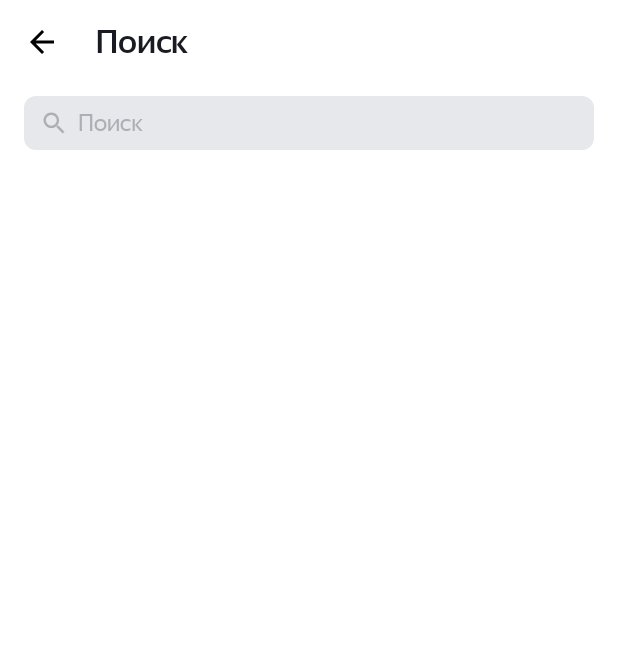
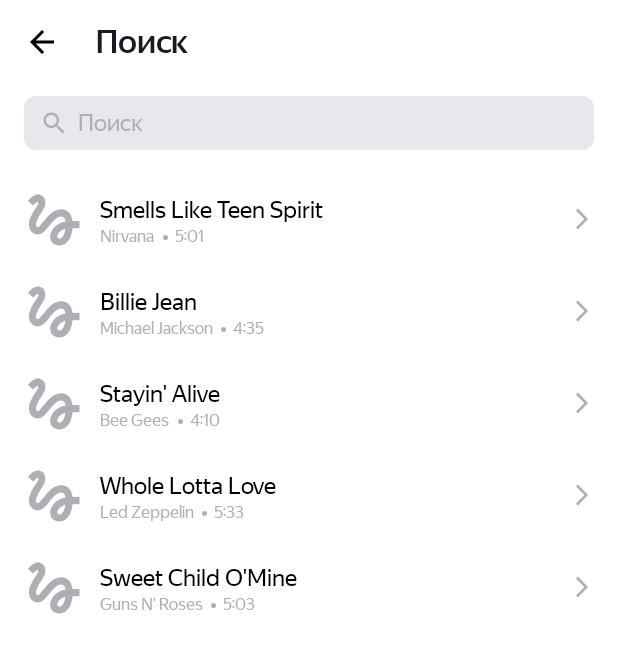
Before and after one commit to leunamme4/Playlist-Maker, an Android app: the SearchActivity screen opened directly, with no data from a screen before it, on a phone screen of 412 x 824 dp. Shown: the top 653 px of the screen. Run offline under Robolectric (Android 15) with nearby library versions, the phone set to English and light mode, and no system bars.

Commit message:
10 спринт: домашнее задание

```diff
--- a/app/build.gradle.kts
+++ b/app/build.gradle.kts
@@ -44,4 +44,6 @@ dependencies {
     testImplementation("junit:junit:4.13.2")
     androidTestImplementation("androidx.test.ext:junit:1.2.1")
     androidTestImplementation("androidx.test.espresso:espresso-core:3.6.1")
+    implementation ("com.github.bumptech.glide:glide:4.14.2")
+    annotationProcessor("com.github.bumptech.glide:compiler:4.14.2")
 }
--- a/app/src/main/AndroidManifest.xml
+++ b/app/src/main/AndroidManifest.xml
@@ -1,6 +1,7 @@
 <?xml version="1.0" encoding="utf-8"?>
 <manifest xmlns:android="http://schemas.android.com/apk/res/android"
     xmlns:tools="http://schemas.android.com/tools">
+    <uses-permission android:name="android.permission.INTERNET"/>
 
     <application
         android:allowBackup="true"
--- a/app/src/main/java/com/example/playlistmaker/SearchActivity.kt
+++ b/app/src/main/java/com/example/playlistmaker/SearchActivity.kt
@@ -2,6 +2,7 @@ package com.example.playlistmaker
 
 import android.content.Context
 import android.content.Intent
+import android.net.Uri
 import androidx.appcompat.app.AppCompatActivity
 import android.os.Bundle
 import android.text.Editable
@@ -10,38 +11,47 @@ import android.view.View
 import android.view.inputmethod.InputMethodManager
 import android.widget.EditText
 import android.widget.ImageButton
+import androidx.recyclerview.widget.LinearLayoutManager
+import androidx.recyclerview.widget.RecyclerView
 
 class SearchActivity : AppCompatActivity() {
+    var editTextValue = TEXT_DEFAULT
     override fun onCreate(savedInstanceState: Bundle?) {
         super.onCreate(savedInstanceState)
         setContentView(R.layout.activity_search)
 
         val searchEditText = findViewById<EditText>(R.id.search_edit)
         val clearButton = findViewById<ImageButton>(R.id.clear_button)
+        val backButton = findViewById<ImageButton>(R.id.back_button)
+        val tracksRecyclerView = findViewById<RecyclerView>(R.id.recycler_tracks)
+        val trackList = ArrayList<Track>()
+        trackList.add(Track(getString(R.string.mock_name1), getString(R.string.mock_artist1), getString(R.string.mock_time1), getString(R.string.mock_url1)))
+        trackList.add(Track(getString(R.string.mock_name2), getString(R.string.mock_artist2), getString(R.string.mock_time2), getString(R.string.mock_url2)))
+        trackList.add(Track(getString(R.string.mock_name3), getString(R.string.mock_artist3), getString(R.string.mock_time3), getString(R.string.mock_url3)))
+        trackList.add(Track(getString(R.string.mock_name4), getString(R.string.mock_artist4), getString(R.string.mock_time4), getString(R.string.mock_url4)))
+        trackList.add(Track(getString(R.string.mock_name5), getString(R.string.mock_artist5), getString(R.string.mock_time5), getString(R.string.mock_url5)))
+
+        tracksRecyclerView.layoutManager = LinearLayoutManager(this)
+        val trackListAdapter = TracksAdapter(trackList)
+
+        tracksRecyclerView.adapter = trackListAdapter
 
         if (savedInstanceState != null) {
             searchEditText.setText(editTextValue)
         }
 
         //backButton
-        val backButton = findViewById<ImageButton>(R.id.back_button)
         val backClickListener: View.OnClickListener = View.OnClickListener {
-            val navigationIntent = Intent(this@SearchActivity, MainActivity::class.java)
-            startActivity(navigationIntent)
+            this.finish()
         }
         backButton.setOnClickListener(backClickListener)
 
         //clear
         clearButton.setOnClickListener {
             searchEditText.setText("")
-            //searchEditText.clearFocus()
-            val inputMethodManager = getSystemService(Context.INPUT_METHOD_SERVICE) as? InputMethodManager
+            val inputMethodManager =
+                getSystemService(Context.INPUT_METHOD_SERVICE) as? InputMethodManager
             inputMethodManager?.hideSoftInputFromWindow(searchEditText.windowToken, 0)
-        }
-
-        //searchEditText click
-        searchEditText.setOnClickListener {
-            searchEditText.requestFocus()
         }
 
         val searchTextWatcher = object : TextWatcher {
@@ -55,10 +65,7 @@ class SearchActivity : AppCompatActivity() {
             override fun afterTextChanged(s: Editable?) {}
 
         }
-
         searchEditText.addTextChangedListener(searchTextWatcher)
-
-
     }
 
     private fun clearButtonVisibility(s: CharSequence?): Int {
@@ -69,12 +76,6 @@ class SearchActivity : AppCompatActivity() {
         }
     }
 
-    var editTextValue = TEXT_DEFAULT
-
-    companion object {
-        val SEARCH_TEXT = "SEARCH_TEXT"
-        val TEXT_DEFAULT = ""
-    }
     override fun onSaveInstanceState(outState: Bundle) {
         super.onSaveInstanceState(outState)
         outState.putString(SEARCH_TEXT, editTextValue)
@@ -85,4 +86,9 @@ class SearchActivity : AppCompatActivity() {
         editTextValue = savedInstanceState.getString(SEARCH_TEXT, TEXT_DEFAULT)
     }
 
+    companion object {
+        val SEARCH_TEXT = "SEARCH_TEXT"
+        val TEXT_DEFAULT = ""
+    }
+
 }
--- a/app/src/main/java/com/example/playlistmaker/SettingsActivity.kt
+++ b/app/src/main/java/com/example/playlistmaker/SettingsActivity.kt
@@ -19,8 +19,9 @@ class SettingsActivity : AppCompatActivity() {
         //backButton
         val backButton = findViewById<ImageButton>(R.id.back_button)
         val backClickListener: View.OnClickListener = View.OnClickListener {
-            val navigationIntent = Intent(this@SettingsActivity, MainActivity::class.java)
-            startActivity(navigationIntent)
+//            val navigationIntent = Intent(this@SettingsActivity, MainActivity::class.java)
+//            startActivity(navigationIntent)
+            this.finish()
         }
         backButton.setOnClickListener(backClickListener)
 
--- /dev/null
+++ b/app/src/main/java/com/example/playlistmaker/Track.kt
@@ -0,0 +1,4 @@
+package com.example.playlistmaker
+
+class Track (val trackName: String, val artistName: String, val trackTime: String, val artworkUrl100: String){
+}
--- /dev/null
+++ b/app/src/main/java/com/example/playlistmaker/TracksAdapter.kt
@@ -0,0 +1,22 @@
+package com.example.playlistmaker
+
+import android.content.Context
+import android.view.LayoutInflater
+import android.view.ViewGroup
+import androidx.recyclerview.widget.RecyclerView
+
+class TracksAdapter (private val tracks: List<Track>) : RecyclerView.Adapter<TracksViewHolder> () {
+    override fun onCreateViewHolder(parent: ViewGroup, viewType: Int): TracksViewHolder {
+        val view = LayoutInflater.from(parent.context).inflate(R.layout.track_view, parent, false)
+        return TracksViewHolder(view)
+    }
+
+    override fun getItemCount(): Int {
+        return tracks.size
+    }
+
+    override fun onBindViewHolder(holder: TracksViewHolder, position: Int) {
+        holder.bind(tracks[position])
+    }
+
+}
--- /dev/null
+++ b/app/src/main/java/com/example/playlistmaker/TracksViewHolder.kt
@@ -0,0 +1,23 @@
+package com.example.playlistmaker
+
+import android.view.RoundedCorner
+import android.view.View
+import android.widget.ImageView
+import android.widget.TextView
+import androidx.recyclerview.widget.RecyclerView
+import com.bumptech.glide.Glide
+import com.bumptech.glide.load.resource.bitmap.RoundedCorners
+
+class TracksViewHolder(itemView: View) : RecyclerView.ViewHolder(itemView) {
+    val artistNameView: TextView = itemView.findViewById(R.id.artist_name)
+    val trackNameView: TextView = itemView.findViewById(R.id.track_name)
+    val trackTimeView: TextView = itemView.findViewById(R.id.track_time)
+    val trackImageView: ImageView = itemView.findViewById(R.id.track_cover)
+
+    fun bind(track: Track) {
+        artistNameView.text = track.artistName
+        trackNameView.text = track.trackName
+        trackTimeView.text = track.trackTime
+        Glide.with(itemView).load(track.artworkUrl100).centerCrop().placeholder(R.drawable.track_cover_placeholder).transform(RoundedCorners(itemView.context.resources.getDimensionPixelSize(R.dimen.cover_corner_radius))).into(trackImageView)
+    }
+}
--- /dev/null
+++ b/app/src/main/res/drawable/ellipse_separator.xml
@@ -0,0 +1,9 @@
+<vector xmlns:android="http://schemas.android.com/apk/res/android"
+    android:width="3dp"
+    android:height="3dp"
+    android:viewportWidth="3"
+    android:viewportHeight="3">
+  <path
+      android:pathData="M1.5,1.5m-1.5,0a1.5,1.5 0,1 1,3 0a1.5,1.5 0,1 1,-3 0"
+      android:fillColor="#ffffff"/>
+</vector>
--- /dev/null
+++ b/app/src/main/res/drawable/point_separator.xml
@@ -0,0 +1,9 @@
+<vector xmlns:android="http://schemas.android.com/apk/res/android"
+    android:width="13dp"
+    android:height="13dp"
+    android:viewportWidth="13"
+    android:viewportHeight="13">
+  <path
+      android:pathData="M6.5,6.5m-1.5,0a1.5,1.5 0,1 1,3 0a1.5,1.5 0,1 1,-3 0"
+      android:fillColor="#AEAFB4"/>
+</vector>
--- /dev/null
+++ b/app/src/main/res/drawable/track_cover_placeholder.xml
@@ -0,0 +1,13 @@
+<vector xmlns:android="http://schemas.android.com/apk/res/android"
+    android:width="45dp"
+    android:height="45dp"
+    android:viewportWidth="45"
+    android:viewportHeight="45">
+  <group>
+    <clip-path
+        android:pathData="M0,0h45v45h-45z"/>
+    <path
+        android:pathData="M8.606,12.919C9.919,11.587 11.231,10.387 11.813,10.631C12.75,11.006 11.813,12.563 11.25,13.481C10.781,14.269 5.888,20.775 5.888,25.313C5.888,27.712 6.788,29.7 8.4,30.9C9.806,31.95 11.663,32.269 13.35,31.763C15.356,31.181 17.006,29.138 19.087,26.569C21.356,23.775 24.394,20.119 26.737,20.119C29.794,20.119 29.831,22.013 30.038,23.475C22.95,24.675 19.95,30.356 19.95,33.544C19.95,36.731 22.65,39.338 25.969,39.338C29.025,39.338 34.013,36.844 34.763,27.9H39.375V23.212H34.744C34.463,20.119 32.7,15.337 27.188,15.337C22.969,15.337 19.35,18.919 17.925,20.663C16.837,22.031 14.063,25.313 13.631,25.763C13.163,26.325 12.356,27.337 11.55,27.337C10.706,27.337 10.2,25.781 10.875,23.737C11.531,21.694 13.5,18.375 14.344,17.138C15.806,15 16.781,13.538 16.781,10.988C16.781,6.919 13.706,5.625 12.075,5.625C9.6,5.625 7.444,7.5 6.975,7.969C6.3,8.644 5.738,9.206 5.325,9.712L8.606,12.919ZM26.025,34.781C25.444,34.781 24.638,34.294 24.638,33.431C24.638,32.306 26.006,29.306 30.019,28.256C29.456,33.3 27.337,34.781 26.025,34.781Z"
+        android:fillColor="#AEAFB4"/>
+  </group>
+</vector>
--- a/app/src/main/res/layout/activity_search.xml
+++ b/app/src/main/res/layout/activity_search.xml
@@ -41,7 +41,8 @@
 
         <FrameLayout
             android:layout_width="match_parent"
-            android:layout_height="52dp">
+            android:layout_height="52dp"
+            android:layout_marginBottom="8dp">
             <EditText
                 android:id="@+id/search_edit"
                 android:layout_width="match_parent"
@@ -75,6 +76,13 @@
                 android:visibility="gone"
                 />
         </FrameLayout>
+
+        <androidx.recyclerview.widget.RecyclerView
+            android:id="@+id/recycler_tracks"
+            android:layout_width="match_parent"
+            android:layout_height="wrap_content"
+            app:layoutManager="androidx.recyclerview.widget.LinearLayoutManager"
+            />
     </LinearLayout>
 
 </androidx.constraintlayout.widget.ConstraintLayout>
--- /dev/null
+++ b/app/src/main/res/layout/track_view.xml
@@ -0,0 +1,82 @@
+<?xml version="1.0" encoding="utf-8"?>
+<LinearLayout xmlns:android="http://schemas.android.com/apk/res/android"
+    android:layout_width="match_parent"
+    android:layout_height="@dimen/track_view_layout"
+    xmlns:app="http://schemas.android.com/apk/res-auto"
+    android:orientation="horizontal"
+    android:paddingStart="5dp"
+    android:backgroundTint="@color/white">
+    <ImageView
+        android:id="@+id/track_cover"
+        android:layout_width="@dimen/track_view_layout"
+        android:layout_height="match_parent"
+        android:padding="8dp"/>
+    <LinearLayout
+        android:layout_width="0dp"
+        android:layout_weight="1"
+        android:layout_height="match_parent"
+        android:orientation="vertical">
+        <TextView
+            android:id="@+id/track_name"
+            android:layout_width="wrap_content"
+            android:layout_height="19dp"
+            android:layout_marginBottom="1dp"
+            android:layout_marginTop="14dp"
+            android:maxLines="1"
+            android:ellipsize="end"
+            android:textColor="@color/black"
+            android:textSize="@dimen/track_name_text_size"
+            android:fontFamily="@font/ys_display_regular"
+            android:textFontWeight="400"
+            android:gravity="center_vertical"
+            />
+        <LinearLayout
+            android:layout_width="wrap_content"
+            android:layout_height="13dp"
+            android:orientation="horizontal">
+            <TextView
+                android:id="@+id/artist_name"
+                android:layout_width="0dp"
+                android:layout_weight="1"
+                android:ellipsize="end"
+                android:maxLines="1"
+                android:layout_height="match_parent"
+                android:textColor="@color/settings_icon"
+                android:textSize="@dimen/track_info_text_size"
+                android:fontFamily="@font/ys_display_regular"
+                android:textFontWeight="400"
+                android:gravity="center_vertical"
+                />
+            <ImageView
+                android:layout_width="@dimen/point_separator_size"
+                android:layout_height="@dimen/point_separator_size"
+                android:paddingTop="2dp"
+                android:src="@drawable/ellipse_separator"
+                android:scaleType="center"
+                android:backgroundTint="@color/white"
+                app:tint ="@color/settings_icon"
+
+                />
+            <TextView
+                android:id="@+id/track_time"
+                android:layout_width="wrap_content"
+                android:layout_height="match_parent"
+                android:textColor="@color/settings_icon"
+                android:textSize="@dimen/track_info_text_size"
+                android:fontFamily="@font/ys_display_regular"
+                android:textFontWeight="400"
+                android:gravity="center_vertical"
+                />
+        </LinearLayout>
+    </LinearLayout>
+    <ImageButton
+        android:layout_width="@dimen/settings_icon_size"
+        android:layout_height="@dimen/settings_icon_size"
+        android:layout_marginEnd="12dp"
+        android:layout_marginTop="18dp"
+        android:layout_marginStart="8dp"
+        android:src="@drawable/agreement_button"
+        android:backgroundTint="@color/white"
+        app:tint ="@color/settings_icon"
+        />
+</LinearLayout>
--- a/app/src/main/res/values/dimens.xml
+++ b/app/src/main/res/values/dimens.xml
@@ -16,4 +16,9 @@
     <dimen name="settings_text">16sp</dimen>
     <dimen name="main_buttons_text">22sp</dimen>
     <dimen name="search_clear_size">16dp</dimen>
+    <dimen name="cover_corner_radius">2dp</dimen>
+    <dimen name="point_separator_size">13dp</dimen>
+    <dimen name="track_name_text_size">16sp</dimen>
+    <dimen name="track_info_text_size">11sp</dimen>
+    <dimen name="track_view_layout">61dp</dimen>
 </resources>
--- a/app/src/main/res/values/strings.xml
+++ b/app/src/main/res/values/strings.xml
@@ -10,10 +10,34 @@
     <string name="back_desc">Назад</string>
     <string name="search">Поиск</string>
     <string name="practicum_url">https://practicum.yandex.ru/android-developer/?from=catalog</string>
-    <string name="support_message">"Спасибо разработчикам и разработчицам за крутое приложение!"</string>
-    <string name="support_subject">"Сообщение разработчикам и разработчицам приложения Playlist Maker"</string>
+    <string name="support_message">Спасибо разработчикам и разработчицам за крутое приложение!</string>
+    <string name="support_subject">Сообщение разработчикам и разработчицам приложения Playlist Maker</string>
     <string name="support_data_type">mailto:</string>
     <string name="support_my_mail">emil.almametov@yandex.ru</string>
     <string name="agreement_offer">https://yandex.ru/legal/practicum_offer</string>
     <string name="sharing_type">text/plain</string>
+
+    <string name="mock_name1">Smells Like Teen Spirit</string>
+    <string name="mock_name2">Billie Jean</string>
+    <string name="mock_name3">Stayin\' Alive</string>
+    <string name="mock_name4">Whole Lotta Love</string>
+    <string name="mock_name5">Sweet Child O\'Mine</string>
+    <string name="mock_artist1">Nirvana</string>
+    <string name="mock_artist2">Michael Jackson</string>
+    <string name="mock_artist3">Bee Gees</string>
+    <string name="mock_artist4">Led Zeppelin</string>
+    <string name="mock_artist5">Guns N\' Roses</string>
+    <string name="mock_time1">5:01</string>
+    <string name="mock_time2">4:35</string>
+    <string name="mock_time3">4:10</string>
+    <string name="mock_time4">5:33</string>
+    <string name="mock_time5">5:03</string>
+    <string name="mock_url1">https://is5-ssl.mzstatic.com/image/thumb/Music115/v4/7b/58/c2/7b58c21a-2b51-2bb2-e59a-9bb9b96ad8c3/00602567924166.rgb.jpg/100x100bb.jpg</string>
+    <string name="mock_url2">https://is5-ssl.mzstatic.com/image/thumb/Music125/v4/3d/9d/38/3d9d3811-71f0-3a0e-1ada-3004e56ff852/827969428726.jpg/100x100bb.jpg</string>
+    <string name="mock_url3">https://is4-ssl.mzstatic.com/image/thumb/Music115/v4/1f/80/1f/1f801fc1-8c0f-ea3e-d3e5-387c6619619e/16UMGIM86640.rgb.jpg/100x100bb.jpg</string>
+    <string name="mock_url4">https://is2-ssl.mzstatic.com/image/thumb/Music62/v4/7e/17/e3/7e17e33f-2efa-2a36-e916-7f808576cf6b/mzm.fyigqcbs.jpg/100x100bb.jpg</string>
+    <string name="mock_url5">https://is5-ssl.mzstatic.com/image/thumb/Music125/v4/a0/4d/c4/a04dc484-03cc-02aa-fa82-5334fcb4bc16/18UMGIM24878.rgb.jpg/100x100bb.jpg</string>
+
+
+
 </resources>
```
